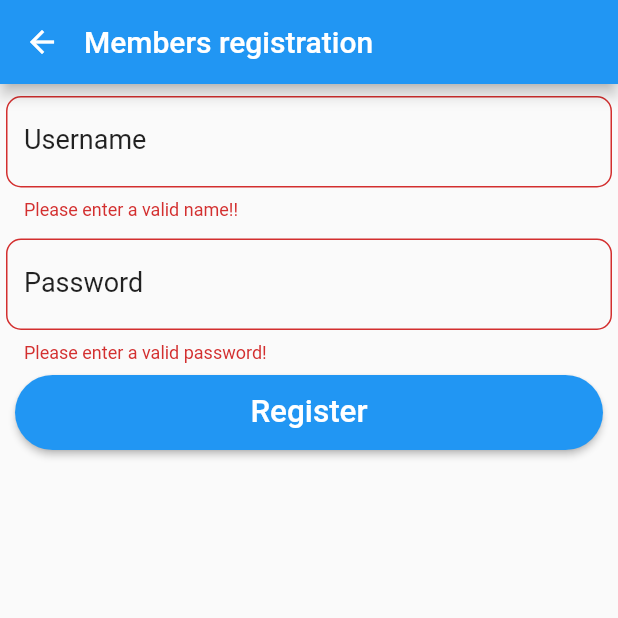
After one commit to aswinrakesh/banking-app, a Flutter app: the registerMembers screen opened directly, on a phone screen of 412 x 824 dp, the top half of it. The commit adds this screen. Run offline on Flutter 3.47's test engine with Material 2 defaults, Android fonts, the phone set to English and light mode, and no system bars; missing offline and left inert: bankingsample; network calls fail.

Commit message:
After merging the Registration Module

```diff
--- /dev/null
+++ b/lib/register.dart
@@ -0,0 +1,231 @@
+import 'package:flutter/material.dart';
+import 'package:http/http.dart' as http;
+import 'dart:async';
+import 'package:http/http.dart';
+import 'main.dart';
+
+void main()=>runApp(registerMembers());
+
+class registerMembers extends StatefulWidget {
+  @override
+  State<StatefulWidget> createState() {
+    return _registerMembersState();
+  }
+}
+
+class _registerMembersState extends State<registerMembers> {
+  final _formKey = GlobalKey<FormState>();
+
+  //Snackbar
+  final GlobalKey<ScaffoldState> _scaffoldKey = new GlobalKey<ScaffoldState>();
+
+  void showInSnackBar(String value) {
+    _scaffoldKey.currentState
+        .showSnackBar(new SnackBar(content: new Text(value)));
+  }
+
+
+  String Uname;
+  String pass;
+
+
+
+  final double _minimumPadding = 4.0;
+
+  TextEditingController nameController = TextEditingController();
+  TextEditingController passController = TextEditingController();
+
+
+  @override
+  Widget build(BuildContext context) {
+    TextStyle textStyle = Theme.of(context).textTheme.subhead.copyWith(fontSize: 18.0);
+
+    return Scaffold(
+      key: _scaffoldKey,
+//			resizeToAvoidBottomPadding: false,
+      appBar: AppBar(
+        title: Text('Members registration'),
+        titleSpacing: 0,
+      ),
+
+      body: Form(
+        key: _formKey,
+//        margin: EdgeInsets.all(_minimumPadding * 2),
+        child: ListView(
+          children: <Widget>[
+//            getImageAsset(),
+            //Username
+            Padding(
+                padding: EdgeInsets.only(
+                    top: _minimumPadding + 4,
+                    bottom: _minimumPadding,
+                    left: _minimumPadding,
+                    right: _minimumPadding),
+                child: TextFormField(
+                  autovalidate: true,
+                  style: textStyle,
+                  controller: nameController,
+                  validator: (Uname) =>
+                  Uname.isEmpty ? 'Please enter a valid name!!' : null,
+                  decoration: InputDecoration(
+                      labelText: 'Username',
+                      hintText: 'Enter the Username',
+                      labelStyle: textStyle,
+                      border: OutlineInputBorder(
+                          borderRadius: BorderRadius.circular(10.0))),
+                )),
+            //Password
+            Padding(
+                padding: EdgeInsets.only(
+                    top: _minimumPadding + 4,
+                    bottom: _minimumPadding,
+                    left: _minimumPadding,
+                    right: _minimumPadding),
+                child: TextFormField(
+                  autovalidate: true,
+                  style: textStyle,
+                  controller: passController,
+                  validator: (pass) =>
+                  pass.isEmpty ? 'Please enter a valid password!' : null,
+                  decoration: InputDecoration(
+                      labelText: 'Password',
+                      hintText: 'Enter the password',
+                      labelStyle: textStyle,
+                      border: OutlineInputBorder(
+                          borderRadius: BorderRadius.circular(10.0))
+
+                  ),
+                  autofocus: false,
+                  obscureText: true,
+                ),
+
+            ),
+
+
+
+//            //STATE
+//            Padding(
+//                padding: EdgeInsets.only(
+//                    top: _minimumPadding,
+//                    bottom: _minimumPadding,
+//                    left: _minimumPadding,
+//                    right: _minimumPadding),
+//                child: TextFormField(
+////                  keyboardType: TextInputType.number,
+//                  style: textStyle,
+//                  controller: stateController,
+//                  decoration: InputDecoration(
+//                      labelText: 'State',
+//                      hintText: 'Enter your State',
+//                      labelStyle: textStyle,
+//                      border: OutlineInputBorder(
+//                          borderRadius: BorderRadius.circular(5.0))),
+//                )),
+
+//            //Pincode
+//            Padding(
+//                padding: EdgeInsets.only(
+//                    top: _minimumPadding,
+//                    bottom: _minimumPadding,
+//                    left: _minimumPadding,
+//                    right: _minimumPadding),
+//                child: TextFormField(
+//                  keyboardType: TextInputType.number,
+//                  style: textStyle,
+//                  controller: pinController,
+//                  decoration: InputDecoration(
+//                      labelText: 'Pin Code',
+//                      hintText: 'Enter Your Pin Code',
+//                      labelStyle: textStyle,
+//                      border: OutlineInputBorder(
+//                          borderRadius: BorderRadius.circular(5.0))),
+//                )),
+
+            //Register
+            Container(
+              margin: EdgeInsets.only(left: 10, right: 10),
+              child: Center(
+                child: Padding(
+                    padding: EdgeInsets.only(
+                        bottom: _minimumPadding + 4, top: _minimumPadding),
+                    child: Row(
+                      children: <Widget>[
+                        Expanded(
+                          child: ButtonTheme(
+                            height: 50.0,
+                            child: RaisedButton(
+                              shape: new RoundedRectangleBorder(
+                                  borderRadius:
+                                  new BorderRadius.circular(30.0)),
+                              color: Theme.of(context).accentColor,
+//                              textColor: Theme.of(context).primaryColorDark,
+                              textColor: Colors.white,
+                              child: Text(
+                                'Register',
+                                textScaleFactor: 1.5,
+                              ),
+                              onPressed: () {
+                                setState(() {
+                                  if (_formKey.currentState.validate()) {
+                                    _ackAlert(context);
+                                  } else {
+                                    showInSnackBar(
+                                        'Please fix the errors in red before submitting.');
+                                  }
+                                });
+                              },
+                            ),
+                          ),
+                        ),
+
+
+                      ],
+                    )),
+              ),
+            )
+          ],
+        ),
+      ),
+    );
+  }
+
+  Future addData() async {
+    Uname = nameController.text;
+    pass = passController.text;
+
+    var url = "http://10.0.2.2:4000/register";
+
+    Map<String,String> body = {
+    "username": Uname,
+    "password": pass,
+    };
+    Response r = await post(url, body: body);
+  }
+
+  Future<void> _ackAlert(BuildContext context) {
+    return showDialog<void>(
+      context: context,
+      builder: (BuildContext context) {
+        return AlertDialog(
+//        title: Text('Confirm Register',
+//            style: TextStyle(fontWeight: FontWeight.bold, fontSize: 20)),
+          content: const Text(
+            'Successfully Registered',
+            style: TextStyle(fontWeight: FontWeight.bold),
+          ),
+          actions: <Widget>[
+            FlatButton(
+              child: Text('Ok'),
+              onPressed: () {
+                addData();
+                Navigator.push(context, MaterialPageRoute(
+                  builder: (BuildContext context) => MyApp(),
+                ));
+              },
+            ),
+          ],
+        );
+      },
+    );
+  }
+}
```
Also changed, not shown: lib/login.dart (added, +84 -0 lines), lib/main.dart (+19 -46 lines), lib/screen2.dart (+2 -51 lines), 1 other file.
